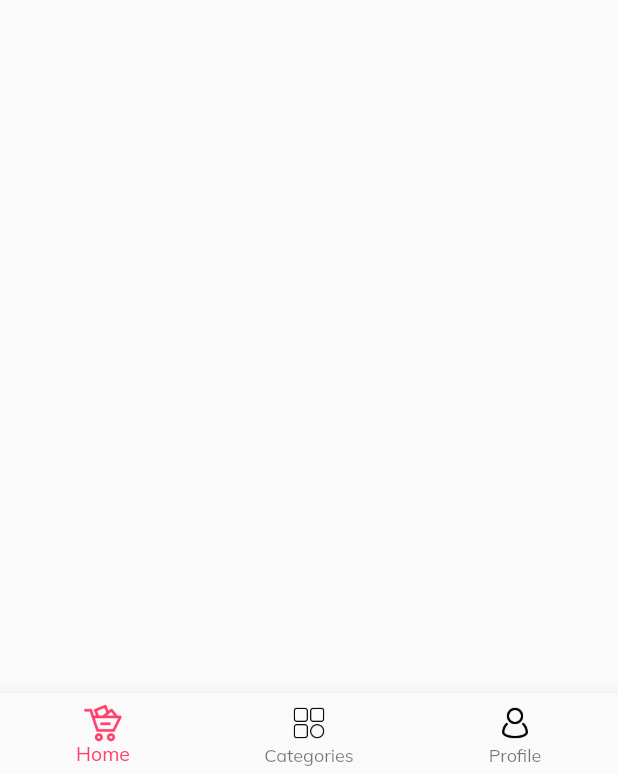
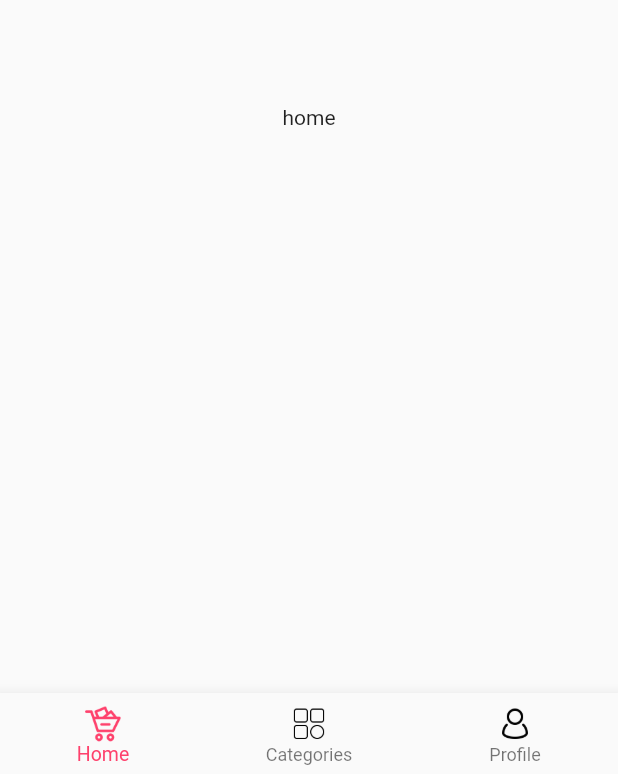
Before and after one commit to DevStack06/Shopping-App-UI, a Flutter app: the screen it shows after launch, on a phone screen of 412 x 824 dp. Shown: the part 459-1233 px from the top of the screen. Run offline on Flutter 3.47's test engine with Material 2 defaults, Android fonts, the phone set to English and light mode, and no system bars; our stand-ins replace get.

Commit message:
Added landing page

```diff
--- /dev/null
+++ b/front-end/lib/feature/home_page/home_page.dart
@@ -0,0 +1,19 @@
+import 'package:flutter/material.dart';
+
+class HomePage extends StatefulWidget {
+  HomePage({Key? key}) : super(key: key);
+
+  @override
+  _HomePageState createState() => _HomePageState();
+}
+
+class _HomePageState extends State<HomePage> {
+  @override
+  Widget build(BuildContext context) {
+    return Scaffold(
+      body: Center(
+        child: Text("home"),
+      ),
+    );
+  }
+}
--- a/front-end/lib/feature/landing_page/landing_page.dart
+++ b/front-end/lib/feature/landing_page/landing_page.dart
@@ -1,55 +1,59 @@
 import 'package:flutter/material.dart';
+import 'package:myntra/feature/categories/categories.dart';
+import 'package:myntra/feature/home_page/home_page.dart';
+import 'package:myntra/feature/profile/profile.dart';
 import 'package:myntra/foundation/sp_icon/sp_icon.dart';
 
 class LandingPage extends StatefulWidget {
-  const LandingPage({Key? key}) : super(key: key);
+  LandingPage({Key? key}) : super(key: key);
 
   @override
   _LandingPageState createState() => _LandingPageState();
 }
 
 class _LandingPageState extends State<LandingPage> {
-  int _currentIndex = 0;
-
+  int currentIndex = 0;
+  List<Widget> pages = [HomePage(), Categories(), Profile()];
   @override
   Widget build(BuildContext context) {
     return Scaffold(
       bottomNavigationBar: BottomNavigationBar(
+        currentIndex: currentIndex,
+        selectedItemColor: const Color(0xfffe416c),
         selectedLabelStyle: const TextStyle(fontSize: 13),
-        selectedItemColor: const Color(0xfffe416c),
-        currentIndex: _currentIndex,
-        onTap: (index) => {
+        onTap: (index) {
           setState(() {
-            _currentIndex = index;
-          })
+            currentIndex = index;
+          });
         },
         items: [
           BottomNavigationBarItem(
             icon: SPIcon(
-              assetName: "logo-black.png",
+              assetname: "logo-black.png",
               index: 0,
-              currentIndex: _currentIndex,
+              currentIndex: currentIndex,
             ),
             label: "Home",
           ),
           BottomNavigationBarItem(
             icon: SPIcon(
-              assetName: "categories.png",
+              assetname: "categories.png",
               index: 1,
-              currentIndex: _currentIndex,
+              currentIndex: currentIndex,
             ),
             label: "Categories",
           ),
           BottomNavigationBarItem(
             icon: SPIcon(
-              assetName: "profile.png",
+              assetname: "profile.png",
               index: 2,
-              currentIndex: _currentIndex,
+              currentIndex: currentIndex,
             ),
             label: "Profile",
           ),
         ],
       ),
+      body: pages[currentIndex],
     );
   }
 }
--- a/front-end/lib/foundation/sp_icon/sp_icon.dart
+++ b/front-end/lib/foundation/sp_icon/sp_icon.dart
@@ -3,21 +3,21 @@ import 'package:flutter/material.dart';
 class SPIcon extends StatelessWidget {
   const SPIcon(
       {Key? key,
-      required this.assetName,
-      required this.currentIndex,
-      required this.index})
+      required this.assetname,
+      required this.index,
+      required this.currentIndex})
       : super(key: key);
-  final String assetName;
+  final String assetname;
   final int index;
   final int currentIndex;
+
   @override
   Widget build(BuildContext context) {
     return Image.asset(
-      "assets/images/$assetName",
+      "assets/images/$assetname",
       height: 25,
       width: 25,
-      color: currentIndex == index ? const Color(0xfffe416c) : Colors.black,
-      fit: BoxFit.cover,
+      color: index == currentIndex ? const Color(0xfffe416c) : Colors.black,
     );
   }
 }
--- a/front-end/lib/main.dart
+++ b/front-end/lib/main.dart
@@ -15,10 +15,7 @@ class MyApp extends StatelessWidget {
   Widget build(BuildContext context) {
     return GetMaterialApp(
       title: "Myntra",
-      theme: ThemeData(
-        fontFamily: "Mulish",
-      ),
-      home: const LandingPage(),
+      home: LandingPage(),
     );
   }
 }
```
Also changed, not shown: front-end/lib/feature/categories/categories.dart (added, +19 -0 lines), front-end/lib/feature/profile/profile.dart (added, +19 -0 lines).
